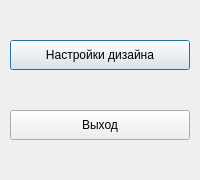
rotat1ck/grape, file grape/src/settingsmenu/settingsmenu.ui: the form before one commit.
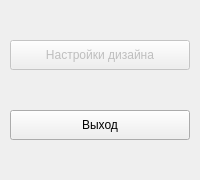
The form after the commit.

Commit message: Отключил кнопку настроек дизайна

What changed in the file:
```diff
--- a/grape/src/settingsmenu/settingsmenu.ui
+++ b/grape/src/settingsmenu/settingsmenu.ui
@@ -53,6 +53,9 @@
    </property>
    <item>
     <widget class="QPushButton" name="designButton">
+     <property name="enabled">
+      <bool>false</bool>
+     </property>
      <property name="minimumSize">
       <size>
        <width>0</width>
```
Left out of the diff: 6 changed lines with no effect on the pictures.
